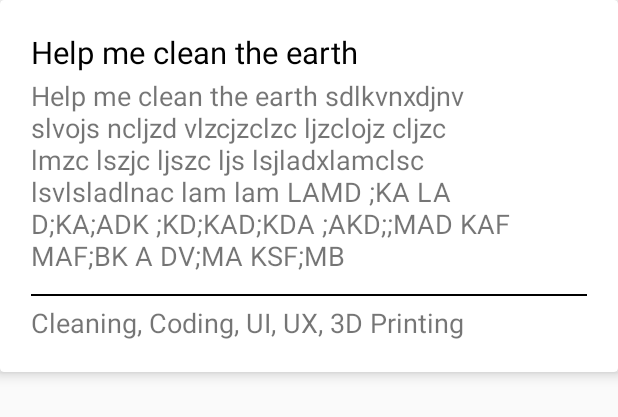
After one commit to gilgoldzweig/TimeShare, an Android app: the layout item_requests.xml on its own in the app's theme, with its tools: preview values and no code run, on a phone screen of 412 x 824 dp. The commit adds this screen. Shown: the top 417 px of the screen. Run offline under Robolectric (Android 15) with nearby library versions, the phone set to English and light mode, and no system bars.

Commit message:
added new request layout

```diff
--- /dev/null
+++ b/app/src/main/res/layout/item_requests.xml
@@ -0,0 +1,46 @@
+<?xml version="1.0" encoding="utf-8"?>
+<LinearLayout xmlns:android="http://schemas.android.com/apk/res/android"
+    xmlns:app="http://schemas.android.com/apk/res-auto"
+    android:orientation="vertical"
+    android:layout_width="match_parent"
+    android:layout_height="match_parent">
+    <android.support.v7.widget.CardView
+        android:layout_width="match_parent"
+        android:layout_height="wrap_content"
+        android:minHeight="@dimen/_100sdp"
+        app:cardCornerRadius="@dimen/_2sdp"
+        app:cardElevation="@dimen/_4sdp">
+        <LinearLayout
+            android:layout_width="match_parent"
+            android:layout_height="match_parent"
+            android:orientation="vertical"
+            android:padding="@dimen/_16sdp">
+            <TextView
+                android:id="@+id/txt_title"
+                android:layout_width="wrap_content"
+                android:layout_height="wrap_content"
+                android:textColor="#000000"
+                android:text="Help me clean the earth"
+                android:textSize="@dimen/_16ssp"
+                android:layout_marginBottom="@dimen/_2sdp"/>
+            <TextView
+                android:id="@+id/txt_description"
+                android:layout_width="wrap_content"
+                android:layout_height="wrap_content"
+                android:text="Help me clean the earth sdlkvnxdjnv slvojs ncljzd vlzcjzclzc ljzclojz cljzc lmzc lszjc ljszc ljs lsjladxlamclsc lsvlsladlnac lam lam LAMD ;KA LA D;KA;ADK ;KD;KAD;KDA ;AKD;;MAD KAF MAF;BK A DV;MA KSF;MB "
+                android:textSize="@dimen/_14ssp"
+                android:layout_marginBottom="@dimen/_10sdp"/>
+            <LinearLayout
+                android:layout_width="match_parent"
+                android:layout_height="@dimen/_1sdp"
+                android:background="#000000"
+                android:layout_marginBottom="@dimen/_4sdp"/>
+            <TextView
+                android:id="@+id/txt_skills_needed"
+                android:layout_width="wrap_content"
+                android:layout_height="wrap_content"
+                android:text="Cleaning, Coding, UI, UX, 3D Printing"
+                android:textSize="@dimen/_14ssp"/>
+        </LinearLayout>
+    </android.support.v7.widget.CardView>
+</LinearLayout>
--- a/app/src/main/res/menu/toolbar_icons_menu.xml
+++ b/app/src/main/res/menu/toolbar_icons_menu.xml
@@ -10,6 +10,10 @@
         android:title="change view"
         android:id="@+id/action_change_view"
         android:icon="@drawable/ic_view_list_white_24dp"
-        app:showAsAction="ifRoom"/>
-
+        app:showAsAction="always"/>
+    <item
+        android:title="profile"
+        android:id="@+id/action_profile"
+        android:icon="@drawable/ic_person_white_24dp"
+        app:showAsAction="always"/>
 </menu>
```
